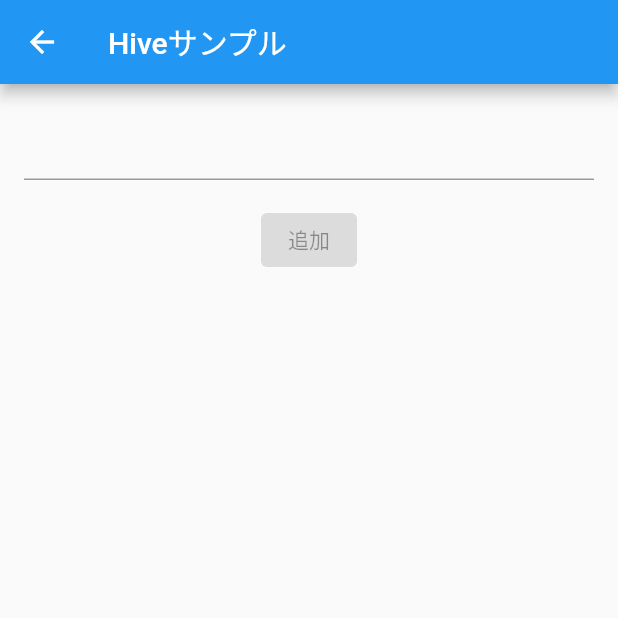
After one commit to kenta-wakasa/techford, a Flutter app: the screen it shows after launch, after a tap on "Hiveサンプル", on a phone screen of 412 x 824 dp, the top half of it. The commit adds this screen. Run offline on Flutter 3.47's test engine with Material 2 defaults, Android fonts, the phone set to English and light mode, and no system bars; our stand-ins replace cloud_firestore, firebase_auth, firebase_core, firebase_storage, google_sign_in, hive and 2 more; accounts and stored records are empty; network calls fail.

Commit message:
Hiveサンプルコードを追加

```diff
--- /dev/null
+++ b/lib/hive_sample.dart
@@ -0,0 +1,101 @@
+import 'dart:async';
+
+import 'package:flutter/cupertino.dart';
+import 'package:flutter/material.dart';
+import 'package:hive/hive.dart';
+
+class HiveSample extends StatefulWidget {
+  const HiveSample({Key? key}) : super(key: key);
+
+  @override
+  _HiveSampleState createState() => _HiveSampleState();
+}
+
+class _HiveSampleState extends State<HiveSample> {
+  final controller = TextEditingController();
+
+  // 初期化が完了したかを判定する
+  bool isInitialized = false;
+
+  Future<void> init() async {
+    // まずはボックスを開く
+    // memo のところは自由に名付けてOK
+    await Hive.openBox('memo');
+    isInitialized = true;
+    setState(() {});
+  }
+
+  @override
+  void initState() {
+    super.initState();
+    // ここで呼べば、初めに一回だけ実行される。
+    init();
+  }
+
+  Future<void> addMemo() async {
+    // TextFormFieldに入力されている文字列を取得
+    final text = controller.text.trim();
+
+    // isEmpty は textが空文字だったらtrueになるってやつです。
+    if (text.isEmpty) {
+      return;
+    }
+
+    // memoBoxに入力した文字列を追加
+    await Hive.box('memo').add(text);
+
+    // TextFormFieldの文字列をまっさらにする
+    controller.clear();
+
+    // 画面を再描画
+    setState(() {});
+  }
+
+  // void getMemoList() {
+
+  // }
+
+  @override
+  Widget build(BuildContext context) {
+    return Scaffold(
+      appBar: AppBar(
+        title: const Text('Hiveサンプル'),
+      ),
+      body: SingleChildScrollView(
+        // 三項演算子
+        // 条件式 ? trueだったらこっち : falseだったらこっち
+        child: isInitialized
+            ? Column(
+                children: [
+                  Padding(
+                    padding: const EdgeInsets.all(16),
+                    child: TextFormField(
+                      // onChanged は何かテキストに変化があるたびに呼ばれる
+                      onChanged: (_) {
+                        setState(() {});
+                      },
+                      controller: controller,
+                    ),
+                  ),
+                  ElevatedButton(
+                    onPressed: controller.text.trim().isEmpty ? null : addMemo,
+                    child: const Text('追加'),
+                  ),
+                  // リストの中にリストをいれるときに ... をつけなきゃいけない
+                  ...Hive.box('memo')
+                      .keys
+                      .map(
+                        (key) => Text(
+                          Hive.box('memo').get(key),
+                        ),
+                      )
+                      .toList()
+                ],
+              )
+            : const Center(
+                child: CupertinoActivityIndicator(),
+              ),
+      ),
+    );
+  }
+}
--- a/lib/main.dart
+++ b/lib/main.dart
@@ -1,6 +1,7 @@
 import 'package:cloud_firestore/cloud_firestore.dart';
 import 'package:firebase_core/firebase_core.dart';
 import 'package:flutter/material.dart';
+import 'package:hive_flutter/hive_flutter.dart';
 import 'package:sample2/start_page.dart';
 
 // はじめに main 関数が実行されます
@@ -12,8 +13,11 @@ Future<void> main() async {
   await Firebase.initializeApp();
   // await MobileAds.instance.initialize(); // 追加
 
+  // Hiveの初期化処理
+  await Hive.initFlutter();
+
   // runApp のなかにかかれたWidgetがrootになります。
-  runApp(MyApp());
+  runApp(const MyApp());
 }
 
 class MyApp extends StatelessWidget {
--- a/lib/start_page.dart
+++ b/lib/start_page.dart
@@ -1,5 +1,6 @@
 import 'package:firebase_auth/firebase_auth.dart';
 import 'package:flutter/material.dart';
+import 'package:sample2/hive_sample.dart';
 import 'package:sample2/room_list_page.dart';
 import 'package:sample2/login_page.dart';
 import 'package:sample2/navigate_page.dart';
@@ -39,6 +40,10 @@ class _StartPageState extends State<StartPage> {
           ElevatedButtonToPush(
             label: '設定機能サンプル',
             page: SettingsPage(),
+          ),
+          ElevatedButtonToPush(
+            label: 'Hiveサンプル',
+            page: HiveSample(),
           ),
         ],
       ),
--- a/pubspec.yaml
+++ b/pubspec.yaml
@@ -43,6 +43,9 @@ dependencies:
   # 画像の選択ができるよ
   image_picker: ^0.8.4+2
   firebase_storage: ^10.0.5
+
+  hive: ^2.0.4
+  hive_flutter: ^1.1.0
 
 dev_dependencies:
   flutter_test:
```
Also changed, not shown: pubspec.lock.
